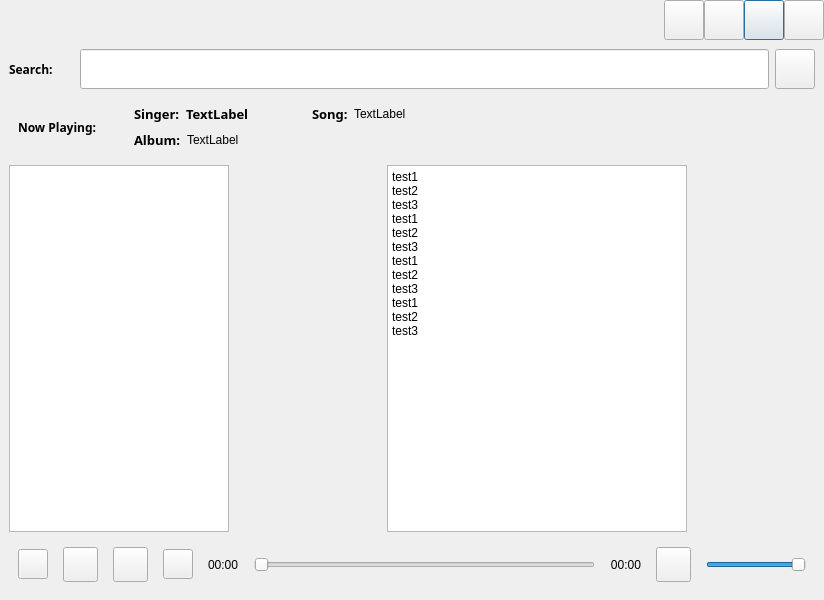
Old version of the form ui3280player.ui in the repository tywong7/csci3280_plaeyr.
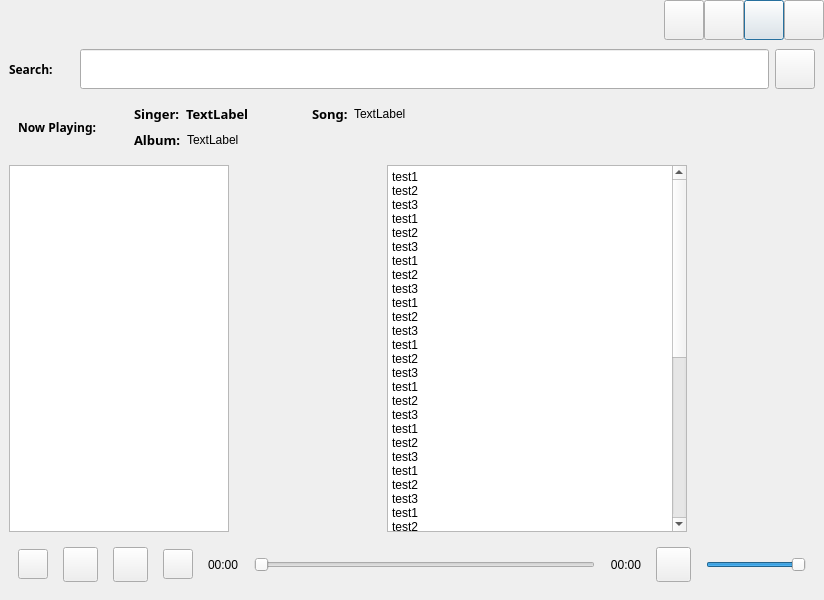
New version of the form.

```diff
--- a/ui3280player.ui
+++ b/ui3280player.ui
@@ -566,7 +566,44 @@
 &lt;p style=&quot; margin-top:0px; margin-bottom:0px; margin-left:0px; margin-right:0px; -qt-block-indent:0; text-indent:0px;&quot;&gt;test3&lt;/p&gt;
 &lt;p style=&quot; margin-top:0px; margin-bottom:0px; margin-left:0px; margin-right:0px; -qt-block-indent:0; text-indent:0px;&quot;&gt;test1&lt;/p&gt;
 &lt;p style=&quot; margin-top:0px; margin-bottom:0px; margin-left:0px; margin-right:0px; -qt-block-indent:0; text-indent:0px;&quot;&gt;test2&lt;/p&gt;
-&lt;p style=&quot; margin-top:0px; margin-bottom:0px; margin-left:0px; margin-right:0px; -qt-block-indent:0; text-indent:0px;&quot;&gt;test3&lt;/p&gt;&lt;/body&gt;&lt;/html&gt;</string>
+&lt;p style=&quot; margin-top:0px; margin-bottom:0px; margin-left:0px; margin-right:0px; -qt-block-indent:0; text-indent:0px;&quot;&gt;test3&lt;/p&gt;
+&lt;p style=&quot; margin-top:0px; margin-bottom:0px; margin-left:0px; margin-right:0px; -qt-block-indent:0; text-indent:0px;&quot;&gt;test1&lt;/p&gt;
+&lt;p style=&quot; margin-top:0px; margin-bottom:0px; margin-left:0px; margin-right:0px; -qt-block-indent:0; text-indent:0px;&quot;&gt;test2&lt;/p&gt;
+&lt;p style=&quot; margin-top:0px; margin-bottom:0px; margin-left:0px; margin-right:0px; -qt-block-indent:0; text-indent:0px;&quot;&gt;test3&lt;/p&gt;
+&lt;p style=&quot; margin-top:0px; margin-bottom:0px; margin-left:0px; margin-right:0px; -qt-block-indent:0; text-indent:0px;&quot;&gt;test1&lt;/p&gt;
+&lt;p style=&quot; margin-top:0px; margin-bottom:0px; margin-left:0px; margin-right:0px; -qt-block-indent:0; text-indent:0px;&quot;&gt;test2&lt;/p&gt;
+&lt;p style=&quot; margin-top:0px; margin-bottom:0px; margin-left:0px; margin-right:0px; -qt-block-indent:0; text-indent:0px;&quot;&gt;test3&lt;/p&gt;
+&lt;p style=&quot; margin-top:0px; margin-bottom:0px; margin-left:0px; margin-right:0px; -qt-block-indent:0; text-indent:0px;&quot;&gt;test1&lt;/p&gt;
+&lt;p style=&quot; margin-top:0px; margin-bottom:0px; margin-left:0px; margin-right:0px; -qt-block-indent:0; text-indent:0px;&quot;&gt;test2&lt;/p&gt;
+&lt;p style=&quot; margin-top:0px; margin-bottom:0px; margin-left:0px; margin-right:0px; -qt-block-indent:0; text-indent:0px;&quot;&gt;test3&lt;/p&gt;
+&lt;p style=&quot; margin-top:0px; margin-bottom:0px; margin-left:0px; margin-right:0px; -qt-block-indent:0; text-indent:0px;&quot;&gt;test1&lt;/p&gt;
+&lt;p style=&quot; margin-top:0px; margin-bottom:0px; margin-left:0px; margin-right:0px; -qt-block-indent:0; text-indent:0px;&quot;&gt;test2&lt;/p&gt;
+&lt;p style=&quot; margin-top:0px; margin-bottom:0px; margin-left:0px; margin-right:0px; -qt-block-indent:0; text-indent:0px;&quot;&gt;test3&lt;/p&gt;
+&lt;p style=&quot; margin-top:0px; margin-bottom:0px; margin-left:0px; margin-right:0px; -qt-block-indent:0; text-indent:0px;&quot;&gt;test1&lt;/p&gt;
+&lt;p style=&quot; margin-top:0px; margin-bottom:0px; margin-left:0px; margin-right:0px; -qt-block-indent:0; text-indent:0px;&quot;&gt;test2&lt;/p&gt;
+&lt;p style=&quot; margin-top:0px; margin-bottom:0px; margin-left:0px; margin-right:0px; -qt-block-indent:0; text-indent:0px;&quot;&gt;test3&lt;/p&gt;
+&lt;p style=&quot; margin-top:0px; margin-bottom:0px; margin-left:0px; margin-right:0px; -qt-block-indent:0; text-indent:0px;&quot;&gt;test1&lt;/p&gt;
+&lt;p style=&quot; margin-top:0px; margin-bottom:0px; margin-left:0px; margin-right:0px; -qt-block-indent:0; text-indent:0px;&quot;&gt;test2&lt;/p&gt;
+&lt;p style=&quot; margin-top:0px; margin-bottom:0px; margin-left:0px; margin-right:0px; -qt-block-indent:0; text-indent:0px;&quot;&gt;test3&lt;/p&gt;
+&lt;p style=&quot; margin-top:0px; margin-bottom:0px; margin-left:0px; margin-right:0px; -qt-block-indent:0; text-indent:0px;&quot;&gt;test1&lt;/p&gt;
+&lt;p style=&quot; margin-top:0px; margin-bottom:0px; margin-left:0px; margin-right:0px; -qt-block-indent:0; text-indent:0px;&quot;&gt;test2&lt;/p&gt;
+&lt;p style=&quot; margin-top:0px; margin-bottom:0px; margin-left:0px; margin-right:0px; -qt-block-indent:0; text-indent:0px;&quot;&gt;test3&lt;/p&gt;
+&lt;p style=&quot; margin-top:0px; margin-bottom:0px; margin-left:0px; margin-right:0px; -qt-block-indent:0; text-indent:0px;&quot;&gt;test1&lt;/p&gt;
+&lt;p style=&quot; margin-top:0px; margin-bottom:0px; margin-left:0px; margin-right:0px; -qt-block-indent:0; text-indent:0px;&quot;&gt;test2&lt;/p&gt;
+&lt;p style=&quot; margin-top:0px; margin-bottom:0px; margin-left:0px; margin-right:0px; -qt-block-indent:0; text-indent:0px;&quot;&gt;test3&lt;/p&gt;
+&lt;p style=&quot; margin-top:0px; margin-bottom:0px; margin-left:0px; margin-right:0px; -qt-block-indent:0; text-indent:0px;&quot;&gt;test1&lt;/p&gt;
+&lt;p style=&quot; margin-top:0px; margin-bottom:0px; margin-left:0px; margin-right:0px; -qt-block-indent:0; text-indent:0px;&quot;&gt;test2&lt;/p&gt;
+&lt;p style=&quot; margin-top:0px; margin-bottom:0px; margin-left:0px; margin-right:0px; -qt-block-indent:0; text-indent:0px;&quot;&gt;test3&lt;/p&gt;
+&lt;p style=&quot; margin-top:0px; margin-bottom:0px; margin-left:0px; margin-right:0px; -qt-block-indent:0; text-indent:0px;&quot;&gt;test1&lt;/p&gt;
+&lt;p style=&quot; margin-top:0px; margin-bottom:0px; margin-left:0px; margin-right:0px; -qt-block-indent:0; text-indent:0px;&quot;&gt;test2&lt;/p&gt;
+&lt;p style=&quot; margin-top:0px; margin-bottom:0px; margin-left:0px; margin-right:0px; -qt-block-indent:0; text-indent:0px;&quot;&gt;test3&lt;/p&gt;
+&lt;p style=&quot; margin-top:0px; margin-bottom:0px; margin-left:0px; margin-right:0px; -qt-block-indent:0; text-indent:0px;&quot;&gt;test1&lt;/p&gt;
+&lt;p style=&quot; margin-top:0px; margin-bottom:0px; margin-left:0px; margin-right:0px; -qt-block-indent:0; text-indent:0px;&quot;&gt;test2&lt;/p&gt;
+&lt;p style=&quot; margin-top:0px; margin-bottom:0px; margin-left:0px; margin-right:0px; -qt-block-indent:0; text-indent:0px;&quot;&gt;test3&lt;/p&gt;
+&lt;p style=&quot; margin-top:0px; margin-bottom:0px; margin-left:0px; margin-right:0px; -qt-block-indent:0; text-indent:0px;&quot;&gt;test1&lt;/p&gt;
+&lt;p style=&quot; margin-top:0px; margin-bottom:0px; margin-left:0px; margin-right:0px; -qt-block-indent:0; text-indent:0px;&quot;&gt;test2&lt;/p&gt;
+&lt;p style=&quot; margin-top:0px; margin-bottom:0px; margin-left:0px; margin-right:0px; -qt-block-indent:0; text-indent:0px;&quot;&gt;test3&lt;/p&gt;
+&lt;p style=&quot;-qt-paragraph-type:empty; margin-top:0px; margin-bottom:0px; margin-left:0px; margin-right:0px; -qt-block-indent:0; text-indent:0px;&quot;&gt;&lt;br /&gt;&lt;/p&gt;&lt;/body&gt;&lt;/html&gt;</string>
           </property>
           <property name="acceptRichText">
            <bool>true</bool>
```
